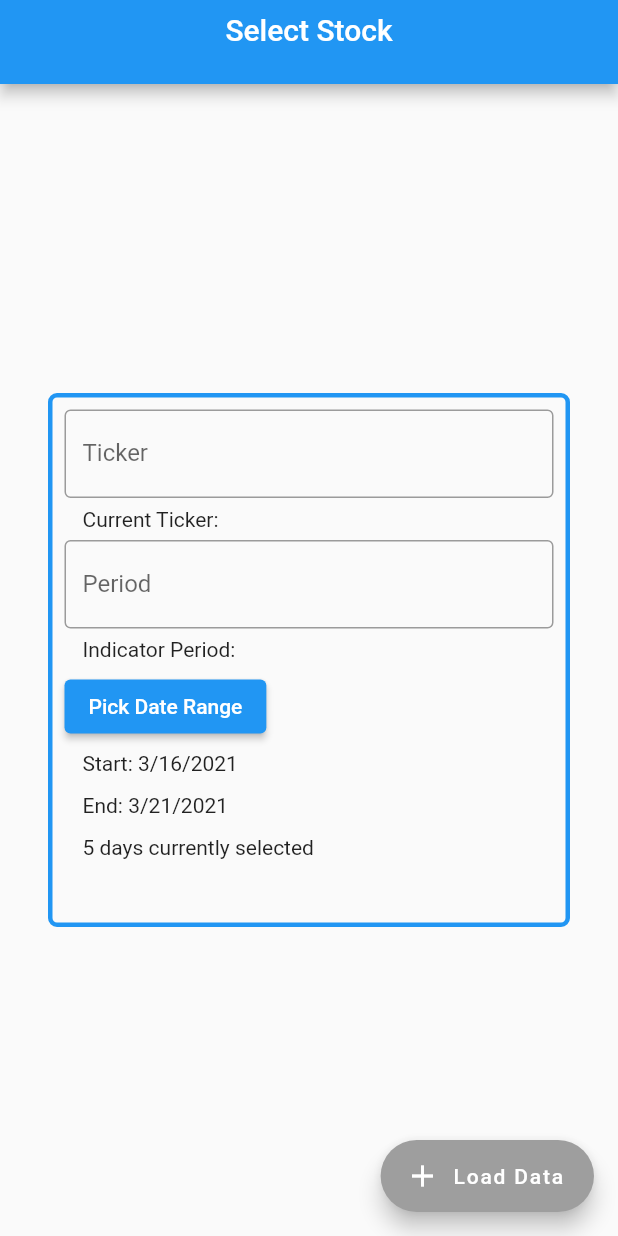
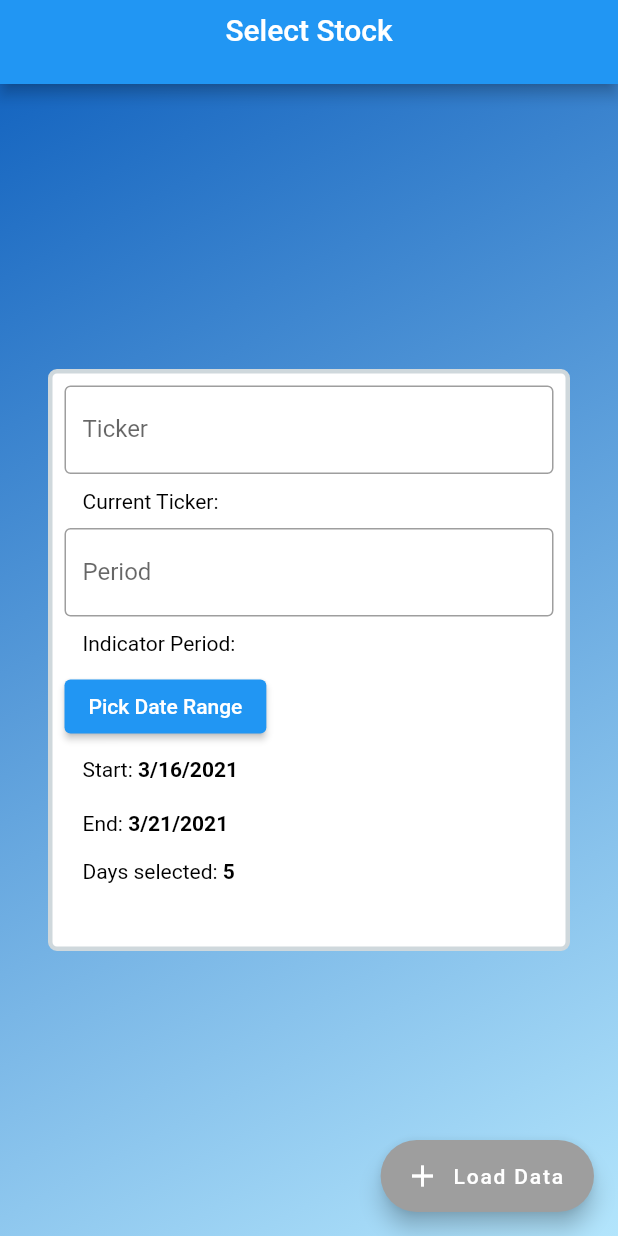
Before and after one commit to TudorMaxim/FinancialSystemsCoursework, a Flutter app: the screen it shows after launch, on a phone screen of 412 x 824 dp. Run offline on Flutter 3.47's test engine with Material 2 defaults, Android fonts, the phone set to English and light mode, and no system bars; drawn by our look-alikes of flutter_typeahead; our stand-ins replace charts_flutter, connectivity, csv, sqflite, syncfusion_flutter_datepicker; accounts and stored records are empty.

Commit message:
Inline bold for MainScreen selections

```diff
--- a/lib/screens/MainScreen.dart
+++ b/lib/screens/MainScreen.dart
@@ -6,6 +6,7 @@ import 'package:financial_systems_coursework/screens/DetailsScreen.dart';
 import 'package:financial_systems_coursework/shared/AppBaseState.dart';
 import 'package:financial_systems_coursework/model/Stock.dart';
 import 'package:financial_systems_coursework/widgets/DateRangeSelector.dart';
+import 'package:financial_systems_coursework/widgets/InlineBold.dart';
 import 'package:financial_systems_coursework/widgets/SelectForm.dart';
 import 'package:flutter/cupertino.dart';
 import 'package:flutter/material.dart';
@@ -132,7 +133,16 @@ class MainScreenRouteState extends AppBaseState<MainScreenRoute> {
           preferredSize: Size.fromHeight(0),
         ),
       ),
-      body: Padding(
+      body: Container(
+        decoration: BoxDecoration(
+            gradient: LinearGradient(
+                begin: Alignment.topLeft,
+                end: Alignment.bottomRight,
+                colors: [
+              Colors.blue[800],
+              Colors.lightBlue[100],
+            ])),
+        child: Padding(
           padding: const EdgeInsets.all(24.0),
           child: Container(
             child: Padding(
@@ -143,10 +153,11 @@ class MainScreenRouteState extends AppBaseState<MainScreenRoute> {
                     Container(
                       decoration: BoxDecoration(
                           border: Border.all(
-                          color: Theme.of(context).primaryColor,
+                            color: Colors.blueGrey[100],
                             width: 3.0,
                           ),
-                        borderRadius: BorderRadius.circular(6.0)),
+                          borderRadius: BorderRadius.circular(6.0),
+                          color: Colors.white),
                       child: Padding(
                         padding: const EdgeInsets.all(8.0),
                         child: Column(
@@ -158,8 +169,8 @@ class MainScreenRouteState extends AppBaseState<MainScreenRoute> {
                             ),
                             Padding(
                               padding: const EdgeInsets.symmetric(
-                                horizontal: 12.0, vertical: 6.0),
-                            child: Text('Current Ticker: $_ticker'),
+                                  horizontal: 12.0, vertical: 10.0),
+                              child: InlineBold('Current Ticker: ', _ticker),
                             ),
                             SelectForm(
                               fieldName: 'Period',
@@ -169,8 +180,8 @@ class MainScreenRouteState extends AppBaseState<MainScreenRoute> {
                             ),
                             Padding(
                               padding: const EdgeInsets.symmetric(
-                                horizontal: 12.0, vertical: 6.0),
-                            child: Text('Indicator Period: $_period'),
+                                  horizontal: 12.0, vertical: 10.0),
+                              child: InlineBold('Indicator Period: ', _period),
                             ),
                             DateRangeSelector(_dates, _handleDateSubmit),
                           ],
@@ -185,6 +196,7 @@ class MainScreenRouteState extends AppBaseState<MainScreenRoute> {
             ),
           ),
         ),
+      ),
       floatingActionButton: FloatingActionButton.extended(
           backgroundColor:
               _getFABStatus() ? Theme.of(context).primaryColor : Colors.grey,
--- a/lib/widgets/DateRangeSelector.dart
+++ b/lib/widgets/DateRangeSelector.dart
@@ -2,6 +2,8 @@ import 'package:flutter/cupertino.dart';
 import 'package:flutter/material.dart';
 import 'package:intl/intl.dart';
 import 'package:syncfusion_flutter_datepicker/datepicker.dart';
+
+import 'package:financial_systems_coursework/widgets/InlineBold.dart';
 
 class DateRangeSelector extends StatefulWidget {
   final Function _handleDateSubmit;
@@ -98,32 +100,20 @@ class _DateRangeSelectorState extends State<DateRangeSelector> {
             onPressed: () => _onShowDialog(context),
             child: Text('Pick Date Range'),
           ),
-          VerticalDivider(
-            width: 12.0,
+          Padding(
+            padding:
+                const EdgeInsets.symmetric(horizontal: 12.0, vertical: 10.0),
+            child: InlineBold('Start: ', DateFormat.yMd().format(_dates.first)),
+          ),
+          Padding(
+            padding:
+                const EdgeInsets.symmetric(horizontal: 12.0, vertical: 10.0),
+            child: InlineBold('End: ', DateFormat.yMd().format(_dates.last)),
           ),
           Padding(
             padding:
                 const EdgeInsets.symmetric(horizontal: 12.0, vertical: 6.0),
-            child: Text('Start: ${DateFormat.yMd().format(_dates.first)}'),
-          ),
-          VerticalDivider(
-            width: 12.0,
-          ),
-          Padding(
-            padding:
-                const EdgeInsets.symmetric(horizontal: 12.0, vertical: 6.0),
-            child: Text('End: ${DateFormat.yMd().format(_dates.last)}'),
-          ),
-          VerticalDivider(
-            width: 12.0,
-          ),
-          Padding(
-            padding:
-                const EdgeInsets.symmetric(horizontal: 12.0, vertical: 6.0),
-            child: Text('$_durr days currently selected'),
-          ),
-          VerticalDivider(
-            width: 12.0,
+            child: InlineBold('Days selected: ', '$_durr'),
           ),
           Padding(
             padding:
--- /dev/null
+++ b/lib/widgets/InlineBold.dart
@@ -0,0 +1,22 @@
+import 'package:flutter/material.dart';
+
+class InlineBold extends StatelessWidget {
+  final String normal;
+  final String bold;
+
+  InlineBold(this.normal, this.bold);
+
+  @override
+  Widget build(BuildContext context) {
+    return RichText(
+        text: TextSpan(
+            style: TextStyle(
+              fontSize: 14.0,
+              color: Colors.black,
+            ),
+            children: [
+          TextSpan(text: normal),
+          TextSpan(text: bold, style: TextStyle(fontWeight: FontWeight.bold)),
+        ]));
+  }
+}
```
Lines whose indentation alone changed are shown as unchanged.
